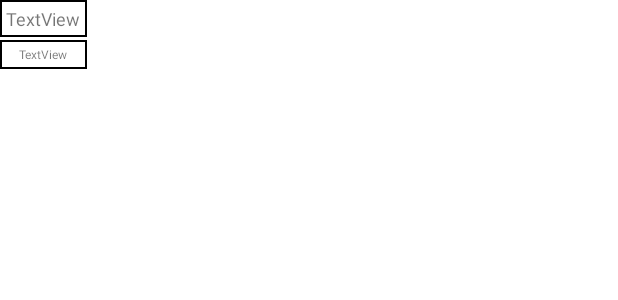
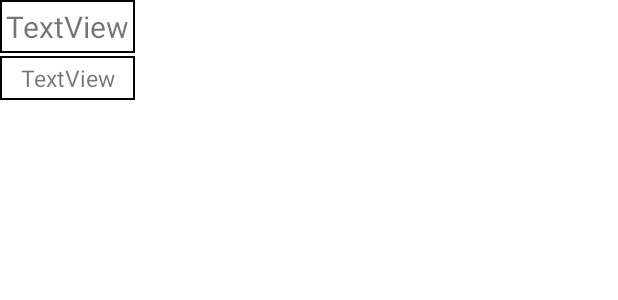
Before and after one commit to QBLong/Location-based-service, an Android app: the layout infowindow_layout.xml on its own in the app's theme, with its tools: preview values and no code run, on a phone screen of 412 x 824 dp. Shown: the top 300 px of the screen. Run offline under Robolectric (Android 15) with nearby library versions, the light colour scheme and no system bars.

Commit message:
Hoan thien

```diff
--- a/app/src/main/java/com/example/location_based_service/Detail_location.java
+++ b/app/src/main/java/com/example/location_based_service/Detail_location.java
@@ -169,9 +169,6 @@ public class Detail_location extends AppCompatActivity {
     }
 
     private void processComment() {
-        Toast.makeText(
-                Detail_location.this, "Clicked", Toast.LENGTH_LONG
-        ).show();
         Intent intent=new Intent(Detail_location.this, AddCommentActivity.class);
         intent.putExtra("locationName", locationName);
         startActivity(intent);
--- a/app/src/main/res/layout/infowindow_layout.xml
+++ b/app/src/main/res/layout/infowindow_layout.xml
@@ -24,7 +24,7 @@
             android:background="@drawable/info_border"
             android:padding="4dp"
             android:textAlignment="center"
-            android:textSize="12dp"
+            android:textSize="20dp"
             android:text="TextView" />
 
         <TextView
@@ -35,7 +35,7 @@
             android:background="@drawable/info_border"
             android:padding="4dp"
             android:textAlignment="center"
-            android:textSize="8dp"
+            android:textSize="15dp"
             android:text="TextView" />
 
     </LinearLayout>
```
